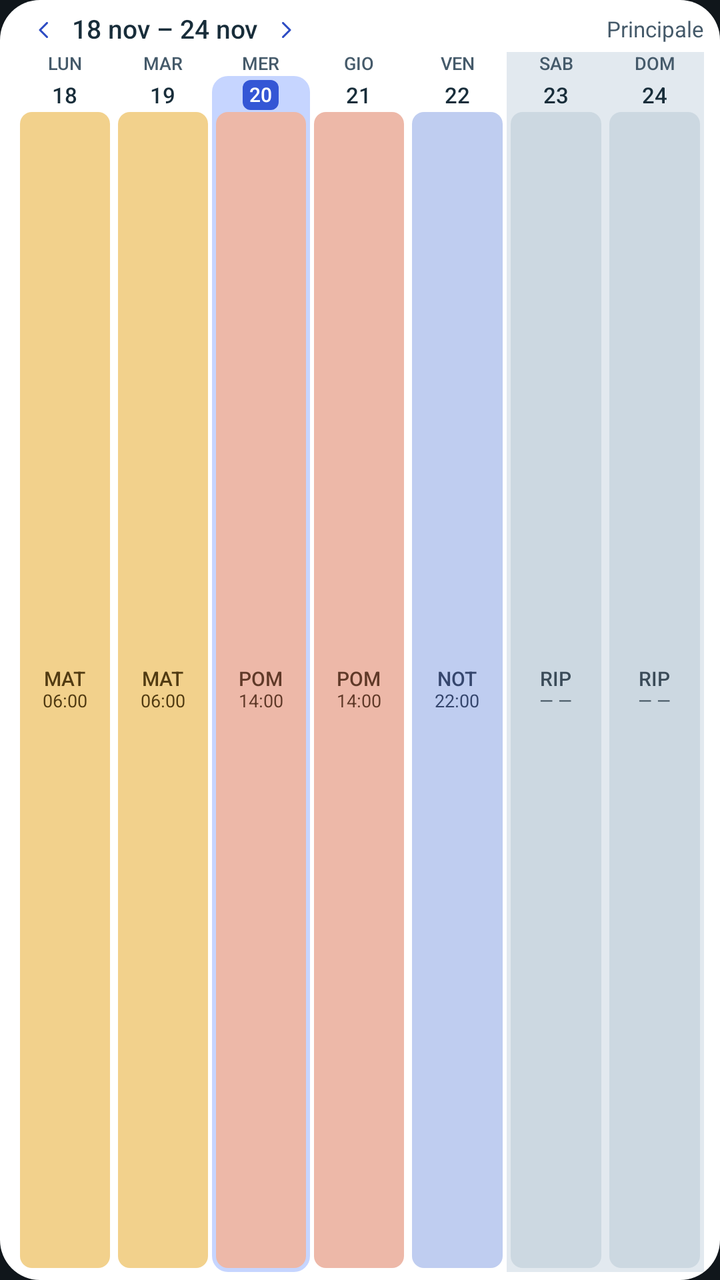
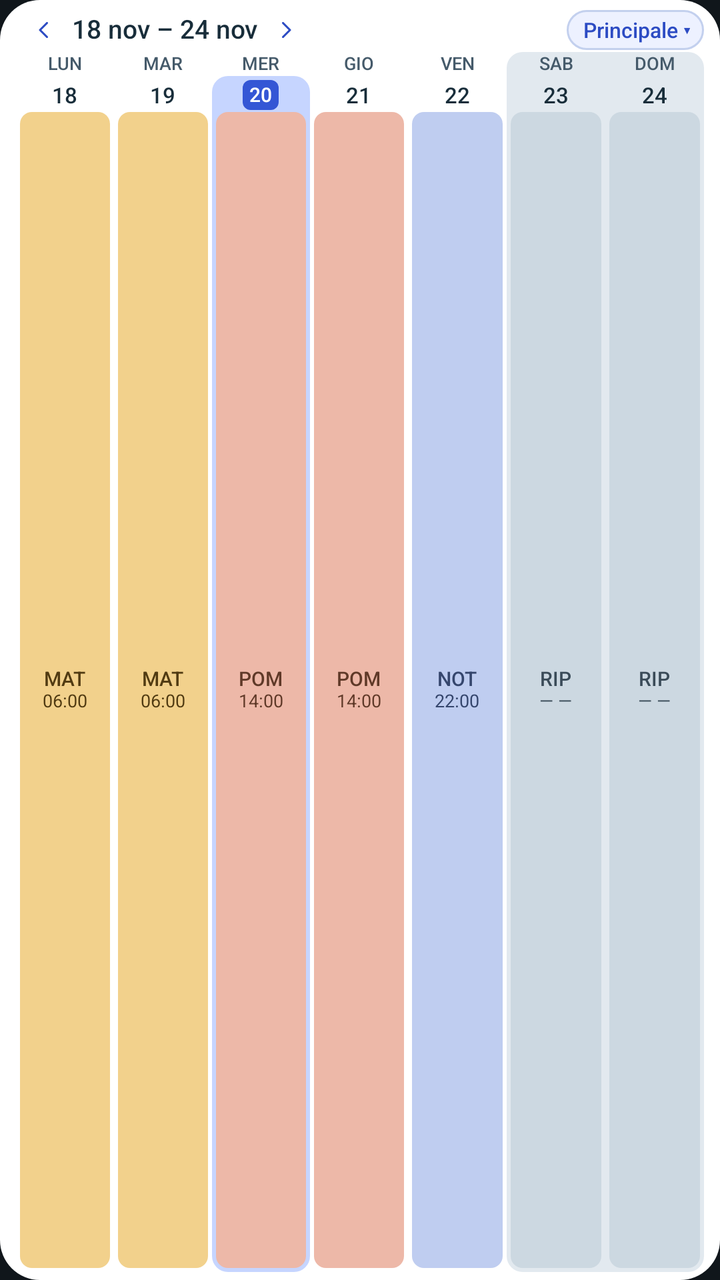

Two renders of the same Android screen: before a commit and after it. Below are the layout's source before the change and the commit's diff.
<!-- AndroidManifest.xml: application theme Theme.CalendarioTurni -->
<!-- res/layout/widget_preview_week_row.xml -->
<?xml version="1.0" encoding="utf-8"?>
<LinearLayout xmlns:android="http://schemas.android.com/apk/res/android"
    android:layout_width="match_parent"
    android:layout_height="match_parent"
    android:background="@drawable/bg_widget_preview_container"
    android:orientation="vertical"
    android:paddingStart="8dp"
    android:paddingTop="4dp"
    android:paddingEnd="8dp"
    android:paddingBottom="4dp">

    <LinearLayout
        android:layout_width="match_parent"
        android:layout_height="22dp"
        android:gravity="center_vertical"
        android:orientation="horizontal">

        <ImageView
            android:layout_width="28dp"
            android:layout_height="match_parent"
            android:contentDescription="Periodo precedente"
            android:padding="5dp"
            android:scaleType="fitCenter"
            android:src="@drawable/widget_chevron_left"
            android:tint="@color/widget_brand_ink" />

        <TextView
            android:layout_width="wrap_content"
            android:layout_height="match_parent"
            android:ellipsize="end"
            android:fontFamily="sans-serif-medium"
            android:gravity="center_vertical"
            android:includeFontPadding="false"
            android:singleLine="true"
            android:text="18 nov – 24 nov"
            android:textColor="@color/widget_text"
            android:textSize="13sp" />

        <ImageView
            android:layout_width="28dp"
            android:layout_height="match_parent"
            android:contentDescription="Periodo successivo"
            android:padding="5dp"
            android:scaleType="fitCenter"
            android:src="@drawable/widget_chevron_right"
            android:tint="@color/widget_brand_ink" />

        <TextView
            android:layout_width="0dp"
            android:layout_height="match_parent"
            android:layout_weight="1"
            android:ellipsize="end"
            android:gravity="end|center_vertical"
            android:includeFontPadding="false"
            android:paddingStart="8dp"
            android:singleLine="true"
            android:text="Principale"
            android:textColor="@color/widget_secondary_text"
            android:textSize="11sp" />
    </LinearLayout>

    
    <LinearLayout
        android:layout_width="match_parent"
        android:layout_height="12dp"
        android:orientation="horizontal">

        <TextView android:layout_width="0dp" android:layout_height="match_parent" android:layout_weight="1" android:fontFamily="sans-serif-medium" android:gravity="center" android:includeFontPadding="false" android:text="LUN" android:textColor="@color/widget_secondary_text" android:textSize="9sp" />
        <TextView android:layout_width="0dp" android:layout_height="match_parent" android:layout_weight="1" android:fontFamily="sans-serif-medium" android:gravity="center" android:includeFontPadding="false" android:text="MAR" android:textColor="@color/widget_secondary_text" android:textSize="9sp" />
        <TextView android:layout_width="0dp" android:layout_height="match_parent" android:layout_weight="1" android:fontFamily="sans-serif-medium" android:gravity="center" android:includeFontPadding="false" android:text="MER" android:textColor="@color/widget_secondary_text" android:textSize="9sp" />
        <TextView android:layout_width="0dp" android:layout_height="match_parent" android:layout_weight="1" android:fontFamily="sans-serif-medium" android:gravity="center" android:includeFontPadding="false" android:text="GIO" android:textColor="@color/widget_secondary_text" android:textSize="9sp" />
        <TextView android:layout_width="0dp" android:layout_height="match_parent" android:layout_weight="1" android:fontFamily="sans-serif-medium" android:gravity="center" android:includeFontPadding="false" android:text="VEN" android:textColor="@color/widget_secondary_text" android:textSize="9sp" />
        <TextView android:layout_width="0dp" android:layout_height="match_parent" android:layout_weight="1" android:background="@color/widget_weekend" android:fontFamily="sans-serif-medium" android:gravity="center" android:includeFontPadding="false" android:text="SAB" android:textColor="@color/widget_secondary_text" android:textSize="9sp" />
        <TextView android:layout_width="0dp" android:layout_height="match_parent" android:layout_weight="1" android:background="@color/widget_weekend" android:fontFamily="sans-serif-medium" android:gravity="center" android:includeFontPadding="false" android:text="DOM" android:textColor="@color/widget_secondary_text" android:textSize="9sp" />
    </LinearLayout>

    
    <LinearLayout
        android:layout_width="match_parent"
        android:layout_height="0dp"
        android:layout_weight="1"
        android:orientation="horizontal">

        
        <LinearLayout android:layout_width="0dp" android:layout_height="match_parent" android:layout_weight="1" android:gravity="center_horizontal" android:orientation="vertical" android:padding="2dp">
            <TextView android:layout_width="wrap_content" android:layout_height="16dp" android:fontFamily="sans-serif-medium" android:gravity="center" android:includeFontPadding="false" android:text="18" android:textColor="@color/widget_text" android:textSize="11sp" />
            <LinearLayout android:layout_width="match_parent" android:layout_height="0dp" android:layout_weight="1" android:background="@drawable/bg_widget_preview_pill_morning" android:gravity="center" android:orientation="vertical">
                <TextView android:layout_width="wrap_content" android:layout_height="wrap_content" android:fontFamily="sans-serif-medium" android:includeFontPadding="false" android:text="MAT" android:textColor="@color/widget_shift_morning_ink" android:textSize="10sp" />
                <TextView android:layout_width="wrap_content" android:layout_height="wrap_content" android:includeFontPadding="false" android:text="06:00" android:textColor="@color/widget_shift_morning_ink" android:textSize="9sp" />
            </LinearLayout>
        </LinearLayout>

        
        <LinearLayout android:layout_width="0dp" android:layout_height="match_parent" android:layout_weight="1" android:gravity="center_horizontal" android:orientation="vertical" android:padding="2dp">
            <TextView android:layout_width="wrap_content" android:layout_height="16dp" android:fontFamily="sans-serif-medium" android:gravity="center" android:includeFontPadding="false" android:text="19" android:textColor="@color/widget_text" android:textSize="11sp" />
            <LinearLayout android:layout_width="match_parent" android:layout_height="0dp" android:layout_weight="1" android:background="@drawable/bg_widget_preview_pill_morning" android:gravity="center" android:orientation="vertical">
                <TextView android:layout_width="wrap_content" android:layout_height="wrap_content" android:fontFamily="sans-serif-medium" android:includeFontPadding="false" android:text="MAT" android:textColor="@color/widget_shift_morning_ink" android:textSize="10sp" />
                <TextView android:layout_width="wrap_content" android:layout_height="wrap_content" android:includeFontPadding="false" android:text="06:00" android:textColor="@color/widget_shift_morning_ink" android:textSize="9sp" />
            </LinearLayout>
        </LinearLayout>

        
        <LinearLayout android:layout_width="0dp" android:layout_height="match_parent" android:layout_weight="1" android:background="@drawable/bg_widget_preview_today_cell" android:gravity="center_horizontal" android:orientation="vertical" android:padding="2dp">
            <TextView android:layout_width="18dp" android:layout_height="15dp" android:layout_marginBottom="1dp" android:background="@drawable/bg_widget_preview_today_badge" android:fontFamily="sans-serif-medium" android:gravity="center" android:includeFontPadding="false" android:text="20" android:textColor="@color/widget_on_brand" android:textSize="10sp" />
            <LinearLayout android:layout_width="match_parent" android:layout_height="0dp" android:layout_weight="1" android:background="@drawable/bg_widget_preview_pill_afternoon" android:gravity="center" android:orientation="vertical">
                <TextView android:layout_width="wrap_content" android:layout_height="wrap_content" android:fontFamily="sans-serif-medium" android:includeFontPadding="false" android:text="POM" android:textColor="@color/widget_shift_afternoon_ink" android:textSize="10sp" />
                <TextView android:layout_width="wrap_content" android:layout_height="wrap_content" android:includeFontPadding="false" android:text="14:00" android:textColor="@color/widget_shift_afternoon_ink" android:textSize="9sp" />
            </LinearLayout>
        </LinearLayout>

        
        <LinearLayout android:layout_width="0dp" android:layout_height="match_parent" android:layout_weight="1" android:gravity="center_horizontal" android:orientation="vertical" android:padding="2dp">
            <TextView android:layout_width="wrap_content" android:layout_height="16dp" android:fontFamily="sans-serif-medium" android:gravity="center" android:includeFontPadding="false" android:text="21" android:textColor="@color/widget_text" android:textSize="11sp" />
            <LinearLayout android:layout_width="match_parent" android:layout_height="0dp" android:layout_weight="1" android:background="@drawable/bg_widget_preview_pill_afternoon" android:gravity="center" android:orientation="vertical">
                <TextView android:layout_width="wrap_content" android:layout_height="wrap_content" android:fontFamily="sans-serif-medium" android:includeFontPadding="false" android:text="POM" android:textColor="@color/widget_shift_afternoon_ink" android:textSize="10sp" />
                <TextView android:layout_width="wrap_content" android:layout_height="wrap_content" android:includeFontPadding="false" android:text="14:00" android:textColor="@color/widget_shift_afternoon_ink" android:textSize="9sp" />
            </LinearLayout>
        </LinearLayout>

        
        <LinearLayout android:layout_width="0dp" android:layout_height="match_parent" android:layout_weight="1" android:gravity="center_horizontal" android:orientation="vertical" android:padding="2dp">
            <TextView android:layout_width="wrap_content" android:layout_height="16dp" android:fontFamily="sans-serif-medium" android:gravity="center" android:includeFontPadding="false" android:text="22" android:textColor="@color/widget_text" android:textSize="11sp" />
            <LinearLayout android:layout_width="match_parent" android:layout_height="0dp" android:layout_weight="1" android:background="@drawable/bg_widget_preview_pill_night" android:gravity="center" android:orientation="vertical">
                <TextView android:layout_width="wrap_content" android:layout_height="wrap_content" android:fontFamily="sans-serif-medium" android:includeFontPadding="false" android:text="NOT" android:textColor="@color/widget_shift_night_ink" android:textSize="10sp" />
                <TextView android:layout_width="wrap_content" android:layout_height="wrap_content" android:includeFontPadding="false" android:text="22:00" android:textColor="@color/widget_shift_night_ink" android:textSize="9sp" />
            </LinearLayout>
        </LinearLayout>

        
        <LinearLayout android:layout_width="0dp" android:layout_height="match_parent" android:layout_weight="1" android:background="@color/widget_weekend" android:gravity="center_horizontal" android:orientation="vertical" android:padding="2dp">
            <TextView android:layout_width="wrap_content" android:layout_height="16dp" android:fontFamily="sans-serif-medium" android:gravity="center" android:includeFontPadding="false" android:text="23" android:textColor="@color/widget_text" android:textSize="11sp" />
            <LinearLayout android:layout_width="match_parent" android:layout_height="0dp" android:layout_weight="1" android:background="@drawable/bg_widget_preview_pill_rest" android:gravity="center" android:orientation="vertical">
                <TextView android:layout_width="wrap_content" android:layout_height="wrap_content" android:fontFamily="sans-serif-medium" android:includeFontPadding="false" android:text="RIP" android:textColor="@color/widget_shift_rest_ink" android:textSize="10sp" />
                <TextView android:layout_width="wrap_content" android:layout_height="wrap_content" android:includeFontPadding="false" android:text="— —" android:textColor="@color/widget_shift_rest_ink" android:textSize="9sp" />
            </LinearLayout>
        </LinearLayout>

        
        <LinearLayout android:layout_width="0dp" android:layout_height="match_parent" android:layout_weight="1" android:background="@color/widget_weekend" android:gravity="center_horizontal" android:orientation="vertical" android:padding="2dp">
            <TextView android:layout_width="wrap_content" android:layout_height="16dp" android:fontFamily="sans-serif-medium" android:gravity="center" android:includeFontPadding="false" android:text="24" android:textColor="@color/widget_text" android:textSize="11sp" />
            <LinearLayout android:layout_width="match_parent" android:layout_height="0dp" android:layout_weight="1" android:background="@drawable/bg_widget_preview_pill_rest" android:gravity="center" android:orientation="vertical">
                <TextView android:layout_width="wrap_content" android:layout_height="wrap_content" android:fontFamily="sans-serif-medium" android:includeFontPadding="false" android:text="RIP" android:textColor="@color/widget_shift_rest_ink" android:textSize="10sp" />
                <TextView android:layout_width="wrap_content" android:layout_height="wrap_content" android:includeFontPadding="false" android:text="— —" android:textColor="@color/widget_shift_rest_ink" android:textSize="9sp" />
            </LinearLayout>
        </LinearLayout>
    </LinearLayout>
</LinearLayout>
<!-- resources referenced by this layout -->
<resources>
  <color name="widget_brand_ink">#2C4BC3</color>
  <color name="widget_on_brand">#FFFFFF</color>
  <color name="widget_secondary_text">#455A6A</color>
  <color name="widget_shift_afternoon_ink">#5F3928</color>
  <color name="widget_shift_morning_ink">#513B12</color>
  <color name="widget_shift_night_ink">#35466D</color>
  <color name="widget_shift_rest_ink">#3A4B58</color>
  <color name="widget_text">#182D3A</color>
  <color name="widget_weekend">#E2E9EF</color>
  <!-- drawable bg_widget_preview_container (drawable) -->
  <?xml version="1.0" encoding="utf-8"?>
  <shape xmlns:android="http://schemas.android.com/apk/res/android" android:shape="rectangle">
      <solid android:color="@color/widget_surface" />
      <corners android:radius="20dp" />
  </shape>
  <!-- drawable bg_widget_preview_pill_rest (drawable) -->
  <?xml version="1.0" encoding="utf-8"?>
  <shape xmlns:android="http://schemas.android.com/apk/res/android" android:shape="rectangle">
      <solid android:color="@color/widget_shift_rest_fill" />
      <corners android:radius="6dp" />
  </shape>
  <!-- drawable bg_widget_preview_today_badge (drawable) -->
  <?xml version="1.0" encoding="utf-8"?>
  <shape xmlns:android="http://schemas.android.com/apk/res/android" android:shape="rectangle">
      <solid android:color="@color/widget_brand" />
      <corners android:radius="4dp" />
  </shape>
  <!-- drawable bg_widget_preview_today_cell (drawable) -->
  <?xml version="1.0" encoding="utf-8"?>
  <shape xmlns:android="http://schemas.android.com/apk/res/android" android:shape="rectangle">
      <solid android:color="@color/widget_today" />
      <corners android:radius="8dp" />
  </shape>
  <style name="Theme.CalendarioTurni" parent="android:Theme.Material.NoActionBar">
          <item name="android:statusBarColor">#10161B</item>
          <item name="android:navigationBarColor">#10161B</item>
          <item name="android:windowBackground">#10161B</item>
      </style>
  <color name="widget_surface">#FFFFFF</color>
  <color name="widget_shift_afternoon_fill">#EDB8A8</color>
  <color name="widget_shift_morning_fill">#F2D18C</color>
  <color name="widget_shift_night_fill">#BFCDF0</color>
  <color name="widget_shift_rest_fill">#CCD8E1</color>
  <color name="widget_brand">#3456D5</color>
  <color name="widget_today">#C6D5FF</color>
  <!-- unchanged entries left out for length: 5 -->
</resources>

<!-- the commit's change to res/layout/widget_preview_week_row.xml (unified diff, before → after) -->
@@ -45,18 +45,26 @@
             android:src="@drawable/widget_chevron_right"
             android:tint="@color/widget_brand_ink" />
 
+        <Space
+            android:layout_width="0dp"
+            android:layout_height="1dp"
+            android:layout_weight="1" />
+
         <TextView
-            android:layout_width="0dp"
-            android:layout_height="match_parent"
-            android:layout_weight="1"
+            android:layout_width="wrap_content"
+            android:layout_height="20dp"
+            android:layout_marginStart="4dp"
+            android:background="@drawable/bg_widget_preview_work_chip"
             android:ellipsize="end"
-            android:gravity="end|center_vertical"
+            android:fontFamily="sans-serif-medium"
+            android:gravity="center"
             android:includeFontPadding="false"
             android:paddingStart="8dp"
+            android:paddingEnd="7dp"
             android:singleLine="true"
-            android:text="Principale"
-            android:textColor="@color/widget_secondary_text"
-            android:textSize="11sp" />
+            android:text="Principale ▾"
+            android:textColor="@color/widget_brand_ink"
+            android:textSize="10.5sp" />
     </LinearLayout>
 
     
@@ -70,8 +78,8 @@
         <TextView android:layout_width="0dp" android:layout_height="match_parent" android:layout_weight="1" android:fontFamily="sans-serif-medium" android:gravity="center" android:includeFontPadding="false" android:text="MER" android:textColor="@color/widget_secondary_text" android:textSize="9sp" />
         <TextView android:layout_width="0dp" android:layout_height="match_parent" android:layout_weight="1" android:fontFamily="sans-serif-medium" android:gravity="center" android:includeFontPadding="false" android:text="GIO" android:textColor="@color/widget_secondary_text" android:textSize="9sp" />
         <TextView android:layout_width="0dp" android:layout_height="match_parent" android:layout_weight="1" android:fontFamily="sans-serif-medium" android:gravity="center" android:includeFontPadding="false" android:text="VEN" android:textColor="@color/widget_secondary_text" android:textSize="9sp" />
-        <TextView android:layout_width="0dp" android:layout_height="match_parent" android:layout_weight="1" android:background="@color/widget_weekend" android:fontFamily="sans-serif-medium" android:gravity="center" android:includeFontPadding="false" android:text="SAB" android:textColor="@color/widget_secondary_text" android:textSize="9sp" />
-        <TextView android:layout_width="0dp" android:layout_height="match_parent" android:layout_weight="1" android:background="@color/widget_weekend" android:fontFamily="sans-serif-medium" android:gravity="center" android:includeFontPadding="false" android:text="DOM" android:textColor="@color/widget_secondary_text" android:textSize="9sp" />
+        <TextView android:layout_width="0dp" android:layout_height="match_parent" android:layout_weight="1" android:background="@drawable/bg_widget_preview_weekend_top_left" android:fontFamily="sans-serif-medium" android:gravity="center" android:includeFontPadding="false" android:text="SAB" android:textColor="@color/widget_secondary_text" android:textSize="9sp" />
+        <TextView android:layout_width="0dp" android:layout_height="match_parent" android:layout_weight="1" android:background="@drawable/bg_widget_preview_weekend_top_right" android:fontFamily="sans-serif-medium" android:gravity="center" android:includeFontPadding="false" android:text="DOM" android:textColor="@color/widget_secondary_text" android:textSize="9sp" />
     </LinearLayout>
 
     
@@ -127,7 +135,7 @@
         </LinearLayout>
 
         
-        <LinearLayout android:layout_width="0dp" android:layout_height="match_parent" android:layout_weight="1" android:background="@color/widget_weekend" android:gravity="center_horizontal" android:orientation="vertical" android:padding="2dp">
+        <LinearLayout android:layout_width="0dp" android:layout_height="match_parent" android:layout_weight="1" android:background="@drawable/bg_widget_preview_weekend_bottom_left" android:gravity="center_horizontal" android:orientation="vertical" android:padding="2dp">
             <TextView android:layout_width="wrap_content" android:layout_height="16dp" android:fontFamily="sans-serif-medium" android:gravity="center" android:includeFontPadding="false" android:text="23" android:textColor="@color/widget_text" android:textSize="11sp" />
             <LinearLayout android:layout_width="match_parent" android:layout_height="0dp" android:layout_weight="1" android:background="@drawable/bg_widget_preview_pill_rest" android:gravity="center" android:orientation="vertical">
                 <TextView android:layout_width="wrap_content" android:layout_height="wrap_content" android:fontFamily="sans-serif-medium" android:includeFontPadding="false" android:text="RIP" android:textColor="@color/widget_shift_rest_ink" android:textSize="10sp" />
@@ -136,7 +144,7 @@
         </LinearLayout>
 
         
-        <LinearLayout android:layout_width="0dp" android:layout_height="match_parent" android:layout_weight="1" android:background="@color/widget_weekend" android:gravity="center_horizontal" android:orientation="vertical" android:padding="2dp">
+        <LinearLayout android:layout_width="0dp" android:layout_height="match_parent" android:layout_weight="1" android:background="@drawable/bg_widget_preview_weekend_bottom_right" android:gravity="center_horizontal" android:orientation="vertical" android:padding="2dp">
             <TextView android:layout_width="wrap_content" android:layout_height="16dp" android:fontFamily="sans-serif-medium" android:gravity="center" android:includeFontPadding="false" android:text="24" android:textColor="@color/widget_text" android:textSize="11sp" />
             <LinearLayout android:layout_width="match_parent" android:layout_height="0dp" android:layout_weight="1" android:background="@drawable/bg_widget_preview_pill_rest" android:gravity="center" android:orientation="vertical">
                 <TextView android:layout_width="wrap_content" android:layout_height="wrap_content" android:fontFamily="sans-serif-medium" android:includeFontPadding="false" android:text="RIP" android:textColor="@color/widget_shift_rest_ink" android:textSize="10sp" />
<!-- resource entries referenced after the edit -->
@@ -9,6 +9,8 @@
   <color name="widget_shift_rest_ink">#3A4B58</color>
   <color name="widget_text">#182D3A</color>
   <color name="widget_weekend">#E2E9EF</color>
+  <color name="widget_chip_fill">#EDF1FF</color>
+  <color name="widget_chip_stroke">#C3D0EE</color>
   <!-- drawable bg_widget_preview_container (drawable) -->
   <?xml version="1.0" encoding="utf-8"?>
   <shape xmlns:android="http://schemas.android.com/apk/res/android" android:shape="rectangle">
@@ -33,6 +35,37 @@
       <solid android:color="@color/widget_today" />
       <corners android:radius="8dp" />
   </shape>
+  <!-- drawable bg_widget_preview_weekend_bottom_left (drawable) -->
+  <?xml version="1.0" encoding="utf-8"?>
+  <shape xmlns:android="http://schemas.android.com/apk/res/android" android:shape="rectangle">
+      <solid android:color="@color/widget_weekend" />
+      <corners android:bottomLeftRadius="8dp" />
+  </shape>
+  <!-- drawable bg_widget_preview_weekend_bottom_right (drawable) -->
+  <?xml version="1.0" encoding="utf-8"?>
+  <shape xmlns:android="http://schemas.android.com/apk/res/android" android:shape="rectangle">
+      <solid android:color="@color/widget_weekend" />
+      <corners android:bottomRightRadius="8dp" />
+  </shape>
+  <!-- drawable bg_widget_preview_weekend_top_left (drawable) -->
+  <?xml version="1.0" encoding="utf-8"?>
+  <shape xmlns:android="http://schemas.android.com/apk/res/android" android:shape="rectangle">
+      <solid android:color="@color/widget_weekend" />
+      <corners android:topLeftRadius="8dp" />
+  </shape>
+  <!-- drawable bg_widget_preview_weekend_top_right (drawable) -->
+  <?xml version="1.0" encoding="utf-8"?>
+  <shape xmlns:android="http://schemas.android.com/apk/res/android" android:shape="rectangle">
+      <solid android:color="@color/widget_weekend" />
+      <corners android:topRightRadius="8dp" />
+  </shape>
+  <!-- drawable bg_widget_preview_work_chip (drawable) -->
+  <?xml version="1.0" encoding="utf-8"?>
+  <shape xmlns:android="http://schemas.android.com/apk/res/android" android:shape="rectangle">
+      <solid android:color="@color/widget_chip_fill" />
+      <stroke android:width="1dp" android:color="@color/widget_chip_stroke" />
+      <corners android:radius="999dp" />
+  </shape>
   <style name="Theme.CalendarioTurni" parent="android:Theme.Material.NoActionBar">
           <item name="android:statusBarColor">#10161B</item>
           <item name="android:navigationBarColor">#10161B</item>
